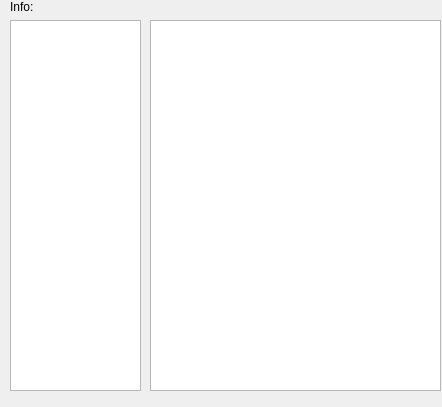
Above: ui/more_info.ui from LabNeuroCogDevel/LNCDschedule before the change. Below: the same form after it.
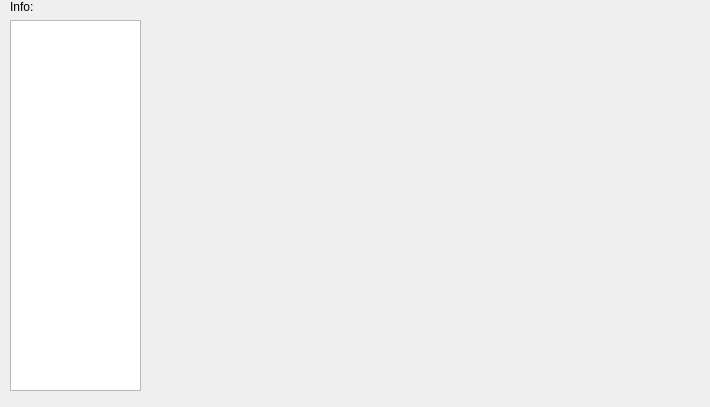
That is the form after the change.

Diff of the .ui file:
```diff
--- a/ui/more_info.ui
+++ b/ui/more_info.ui
@@ -6,7 +6,7 @@
    <rect>
     <x>0</x>
     <y>0</y>
-    <width>442</width>
+    <width>710</width>
     <height>407</height>
    </rect>
   </property>
@@ -26,16 +26,6 @@
     <string>Info:</string>
    </property>
   </widget>
-  <widget class="QTableWidget" name="info_table">
-   <property name="geometry">
-    <rect>
-     <x>150</x>
-     <y>20</y>
-     <width>291</width>
-     <height>371</height>
-    </rect>
-   </property>
-  </widget>
   <widget class="QListWidget" name="tasks_list">
    <property name="geometry">
     <rect>
```
